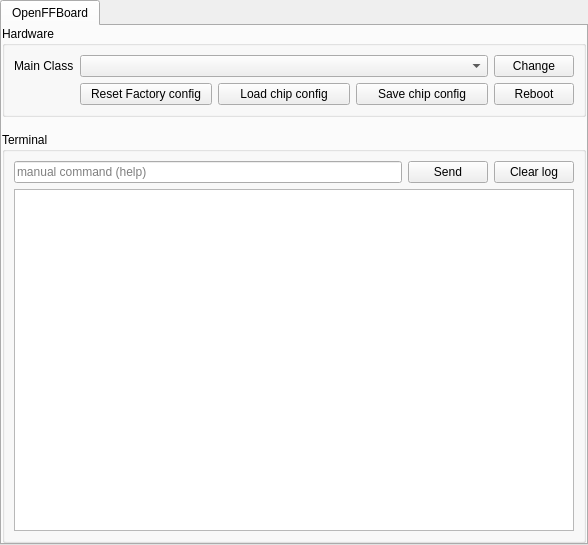
Qt form res/settings_serial.ui (Ultrawipf/OpenFFBoard-configurator) before a commit.
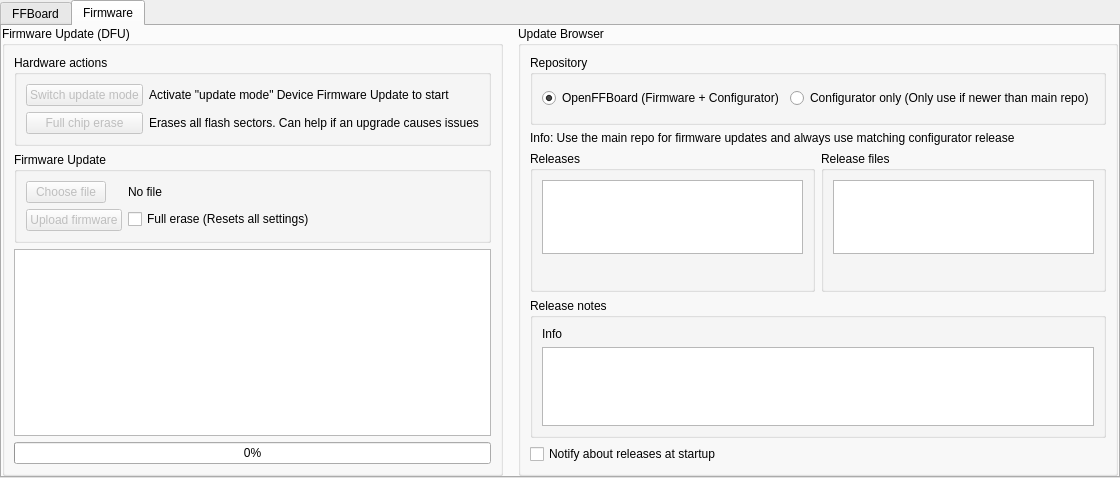
The same form after that commit. The open tabs and pages were chosen to show the change.

Commit message: feat(ui): add about page and integrated diagnostics

The edit to the form file:
```diff
--- a/res/settings_serial.ui
+++ b/res/settings_serial.ui
@@ -6,8 +6,8 @@
    <rect>
     <x>0</x>
     <y>0</y>
-    <width>588</width>
-    <height>545</height>
+    <width>1104</width>
+    <height>478</height>
    </rect>
   </property>
   <property name="windowTitle">
@@ -36,7 +36,7 @@
      </property>
      <widget class="QWidget" name="tab">
       <attribute name="title">
-       <string>OpenFFBoard</string>
+       <string>FFBoard</string>
       </attribute>
       <layout class="QGridLayout" name="gridLayout_2">
        <property name="leftMargin">
@@ -57,7 +57,7 @@
        <item row="0" column="0">
         <widget class="QGroupBox" name="groupBox_system">
          <property name="sizePolicy">
-          <sizepolicy hsizetype="Preferred" vsizetype="Fixed">
+          <sizepolicy hsizetype="Preferred" vsizetype="Preferred">
            <horstretch>0</horstretch>
            <verstretch>0</verstretch>
           </sizepolicy>
@@ -69,24 +69,7 @@
           <item row="0" column="0">
            <widget class="QLabel" name="label">
             <property name="text">
-             <string>Main Class</string>
-            </property>
-           </widget>
-          </item>
-          <item row="0" column="2">
-           <widget class="QPushButton" name="pushButton_mainclasschange">
-            <property name="text">
-             <string>Change</string>
-            </property>
-           </widget>
-          </item>
-          <item row="0" column="1">
-           <widget class="QComboBox" name="comboBox_main">
-            <property name="sizePolicy">
-             <sizepolicy hsizetype="MinimumExpanding" vsizetype="Fixed">
-              <horstretch>0</horstretch>
-              <verstretch>0</verstretch>
-             </sizepolicy>
+             <string>Reboot</string>
             </property>
            </widget>
           </item>
@@ -118,14 +101,37 @@
           <item row="1" column="2">
            <widget class="QPushButton" name="pushButton_reboot">
             <property name="text">
-             <string>Reboot</string>
+             <string>Change</string>
+            </property>
+           </widget>
+          </item>
+          <item row="0" column="0">
+           <widget class="QLabel" name="label">
+            <property name="sizePolicy">
+             <sizepolicy hsizetype="Fixed" vsizetype="Preferred">
+              <horstretch>0</horstretch>
+              <verstretch>0</verstretch>
+             </sizepolicy>
+            </property>
+            <property name="text">
+             <string>Main Class</string>
+            </property>
+           </widget>
+          </item>
+          <item row="0" column="1">
+           <widget class="QComboBox" name="comboBox_main">
+            <property name="sizePolicy">
+             <sizepolicy hsizetype="Preferred" vsizetype="Fixed">
+              <horstretch>0</horstretch>
+              <verstretch>0</verstretch>
+             </sizepolicy>
             </property>
            </widget>
           </item>
          </layout>
         </widget>
        </item>
-       <item row="1" column="0">
+       <item row="1" column="0" colspan="2">
         <widget class="QGroupBox" name="groupBox_terminal">
          <property name="title">
           <string>Terminal</string>
@@ -133,6 +139,12 @@
          <layout class="QGridLayout" name="gridLayout_4">
           <item row="0" column="1">
            <widget class="QPushButton" name="pushButton_send">
+            <property name="sizePolicy">
+             <sizepolicy hsizetype="Preferred" vsizetype="Fixed">
+              <horstretch>0</horstretch>
+              <verstretch>0</verstretch>
+             </sizepolicy>
+            </property>
             <property name="text">
              <string>Send</string>
             </property>
@@ -140,6 +152,12 @@
           </item>
           <item row="0" column="2">
            <widget class="QPushButton" name="pushButton_clearLog">
+            <property name="sizePolicy">
+             <sizepolicy hsizetype="Preferred" vsizetype="Fixed">
+              <horstretch>0</horstretch>
+              <verstretch>0</verstretch>
+             </sizepolicy>
+            </property>
             <property name="text">
              <string>Clear log</string>
             </property>
@@ -147,6 +165,12 @@
           </item>
           <item row="0" column="0">
            <widget class="QLineEdit" name="lineEdit_cmd">
+            <property name="sizePolicy">
+             <sizepolicy hsizetype="MinimumExpanding" vsizetype="Fixed">
+              <horstretch>0</horstretch>
+              <verstretch>0</verstretch>
+             </sizepolicy>
+            </property>
             <property name="placeholderText">
              <string>manual command (help)</string>
             </property>
@@ -155,7 +179,7 @@
           <item row="1" column="0" colspan="3">
            <widget class="QTextEdit" name="serialLogBox">
             <property name="sizePolicy">
-             <sizepolicy hsizetype="Expanding" vsizetype="Expanding">
+             <sizepolicy hsizetype="Preferred" vsizetype="Preferred">
               <horstretch>0</horstretch>
               <verstretch>2</verstretch>
              </sizepolicy>
@@ -168,6 +192,393 @@
          </layout>
         </widget>
        </item>
+       <item row="0" column="1">
+        <widget class="QGroupBox" name="groupBox_2">
+         <property name="title">
+          <string>Language</string>
+         </property>
+        </widget>
+       </item>
+      </layout>
+     </widget>
+     <widget class="QWidget" name="tab_update">
+      <attribute name="title">
+       <string>Firmware</string>
+      </attribute>
+      <layout class="QGridLayout" name="gridLayout_5">
+       <property name="leftMargin">
+        <number>0</number>
+       </property>
+       <property name="topMargin">
+        <number>0</number>
+       </property>
+       <property name="rightMargin">
+        <number>0</number>
+       </property>
+       <property name="bottomMargin">
+        <number>0</number>
+       </property>
+       <property name="spacing">
+        <number>15</number>
+       </property>
+       <item row="0" column="0">
+        <widget class="QGroupBox" name="groupBox_dfu">
+         <property name="title">
+          <string>Firmware Update (DFU)</string>
+         </property>
+         <layout class="QVBoxLayout" name="verticalLayout_4">
+          <item>
+           <widget class="QGroupBox" name="groupBox">
+            <property name="title">
+             <string>Hardware actions</string>
+            </property>
+            <layout class="QGridLayout" name="gridLayout_6">
+             <item row="0" column="0">
+              <widget class="QPushButton" name="pushButton_DFU">
+               <property name="enabled">
+                <bool>false</bool>
+               </property>
+               <property name="sizePolicy">
+                <sizepolicy hsizetype="Preferred" vsizetype="Fixed">
+                 <horstretch>0</horstretch>
+                 <verstretch>0</verstretch>
+                </sizepolicy>
+               </property>
+               <property name="text">
+                <string>Switch update mode</string>
+               </property>
+              </widget>
+             </item>
+             <item row="0" column="1">
+              <widget class="QLabel" name="label_3">
+               <property name="sizePolicy">
+                <sizepolicy hsizetype="Preferred" vsizetype="Preferred">
+                 <horstretch>0</horstretch>
+                 <verstretch>0</verstretch>
+                </sizepolicy>
+               </property>
+               <property name="text">
+                <string>Activate &quot;update mode&quot; Device Firmware Update to start</string>
+               </property>
+              </widget>
+             </item>
+             <item row="1" column="0">
+              <widget class="QPushButton" name="pushButton_fullerase">
+               <property name="enabled">
+                <bool>false</bool>
+               </property>
+               <property name="sizePolicy">
+                <sizepolicy hsizetype="Preferred" vsizetype="Fixed">
+                 <horstretch>0</horstretch>
+                 <verstretch>0</verstretch>
+                </sizepolicy>
+               </property>
+               <property name="text">
+                <string>Full chip erase</string>
+               </property>
+              </widget>
+             </item>
+             <item row="1" column="1">
+              <widget class="QLabel" name="label_2">
+               <property name="text">
+                <string>Erases all flash sectors. Can help if an upgrade causes issues</string>
+               </property>
+              </widget>
+             </item>
+            </layout>
+           </widget>
+          </item>
+          <item>
+           <widget class="QGroupBox" name="groupbox_controls_update">
+            <property name="title">
+             <string>Firmware Update</string>
+            </property>
+            <layout class="QFormLayout" name="formLayout_2">
+             <item row="1" column="0">
+              <widget class="QPushButton" name="pushButton_filechooser">
+               <property name="enabled">
+                <bool>false</bool>
+               </property>
+               <property name="sizePolicy">
+                <sizepolicy hsizetype="Preferred" vsizetype="Fixed">
+                 <horstretch>0</horstretch>
+                 <verstretch>0</verstretch>
+                </sizepolicy>
+               </property>
+               <property name="text">
+                <string>Choose file</string>
+               </property>
+              </widget>
+             </item>
+             <item row="1" column="1">
+              <widget class="QLabel" name="label_filename">
+               <property name="text">
+                <string>No file</string>
+               </property>
+              </widget>
+             </item>
+             <item row="2" column="0">
+              <widget class="QPushButton" name="pushButton_upload">
+               <property name="enabled">
+                <bool>false</bool>
+               </property>
+               <property name="sizePolicy">
+                <sizepolicy hsizetype="Preferred" vsizetype="Fixed">
+                 <horstretch>0</horstretch>
+                 <verstretch>0</verstretch>
+                </sizepolicy>
+               </property>
+               <property name="text">
+                <string>Upload firmware</string>
+               </property>
+              </widget>
+             </item>
+             <item row="2" column="1">
+              <widget class="QCheckBox" name="checkBox_massErase">
+               <property name="sizePolicy">
+                <sizepolicy hsizetype="Preferred" vsizetype="Fixed">
+                 <horstretch>0</horstretch>
+                 <verstretch>0</verstretch>
+                </sizepolicy>
+               </property>
+               <property name="text">
+                <string>Full erase (Resets all settings)</string>
+               </property>
+              </widget>
+             </item>
+            </layout>
+           </widget>
+          </item>
+          <item>
+           <widget class="QTextBrowser" name="textBrowser_dfu">
+            <property name="sizePolicy">
+             <sizepolicy hsizetype="Preferred" vsizetype="Preferred">
+              <horstretch>0</horstretch>
+              <verstretch>0</verstretch>
+             </sizepolicy>
+            </property>
+           </widget>
+          </item>
+          <item>
+           <widget class="QProgressBar" name="progressBar">
+            <property name="enabled">
+             <bool>true</bool>
+            </property>
+            <property name="sizePolicy">
+             <sizepolicy hsizetype="Preferred" vsizetype="Fixed">
+              <horstretch>0</horstretch>
+              <verstretch>0</verstretch>
+             </sizepolicy>
+            </property>
+            <property name="value">
+             <number>0</number>
+            </property>
+           </widget>
+          </item>
+         </layout>
+        </widget>
+       </item>
+       <item row="0" column="1">
+        <widget class="QGroupBox" name="groupBox_update_browser">
+         <property name="title">
+          <string>Update Browser</string>
+         </property>
+         <layout class="QGridLayout" name="gridLayout_8" rowstretch="1,0,2,2,0">
+          <item row="1" column="0" colspan="2">
+           <widget class="QLabel" name="label_4">
+            <property name="text">
+             <string>Info: Use the main repo for firmware updates and always use matching configurator release</string>
+            </property>
+           </widget>
+          </item>
+          <item row="2" column="0">
+           <widget class="QGroupBox" name="groupBox_5">
+            <property name="sizePolicy">
+             <sizepolicy hsizetype="Preferred" vsizetype="Preferred">
+              <horstretch>0</horstretch>
+              <verstretch>1</verstretch>
+             </sizepolicy>
+            </property>
+            <property name="title">
+             <string>Releases</string>
+            </property>
+            <layout class="QVBoxLayout" name="verticalLayout_5">
+             <item>
+              <widget class="QListWidget" name="listWidget_release"/>
+             </item>
+             <item>
+              <layout class="QHBoxLayout" name="horizontalLayout_4">
+               <item>
+                <spacer name="horizontalSpacer_3">
+                 <property name="orientation">
+                  <enum>Qt::Orientation::Horizontal</enum>
+                 </property>
+                 <property name="sizeHint" stdset="0">
+                  <size>
+                   <width>40</width>
+                   <height>20</height>
+                  </size>
+                 </property>
+                </spacer>
+               </item>
+               <item>
+                <widget class="QLabel" name="label_releaseUrl">
+                 <property name="text">
+                  <string/>
+                 </property>
+                 <property name="openExternalLinks">
+                  <bool>true</bool>
+                 </property>
+                </widget>
+               </item>
+              </layout>
+             </item>
+            </layout>
+           </widget>
+          </item>
+          <item row="3" column="0" colspan="2">
+           <widget class="QGroupBox" name="groupBox_8">
+            <property name="sizePolicy">
+             <sizepolicy hsizetype="Preferred" vsizetype="Preferred">
+              <horstretch>0</horstretch>
+              <verstretch>2</verstretch>
+             </sizepolicy>
+            </property>
+            <property name="title">
+             <string>Release notes</string>
+            </property>
+            <layout class="QVBoxLayout" name="verticalLayout_7">
+             <item>
+              <widget class="QLabel" name="label_releaseInfo">
+               <property name="text">
+                <string>Info</string>
+               </property>
+              </widget>
+             </item>
+             <item>
+              <widget class="QTextBrowser" name="textBrowser_releasenotes">
+               <property name="sizePolicy">
+                <sizepolicy hsizetype="Preferred" vsizetype="Expanding">
+                 <horstretch>0</horstretch>
+                 <verstretch>0</verstretch>
+                </sizepolicy>
+               </property>
+              </widget>
+             </item>
+            </layout>
+           </widget>
+          </item>
+          <item row="2" column="1">
+           <widget class="QGroupBox" name="groupBox_6">
+            <property name="sizePolicy">
+             <sizepolicy hsizetype="Preferred" vsizetype="Preferred">
+              <horstretch>0</horstretch>
+              <verstretch>1</verstretch>
+             </sizepolicy>
+            </property>
+            <property name="title">
+             <string>Release files</string>
+            </property>
+            <layout class="QVBoxLayout" name="verticalLayout_6">
+             <item>
+              <widget class="QListWidget" name="listWidget_files"/>
+             </item>
+             <item>
+              <layout class="QHBoxLayout" name="horizontalLayout_5">
+               <item>
+                <spacer name="horizontalSpacer_4">
+                 <property name="orientation">
+                  <enum>Qt::Orientation::Horizontal</enum>
+                 </property>
+                 <property name="sizeHint" stdset="0">
+                  <size>
+                   <width>40</width>
+                   <height>20</height>
+                  </size>
+                 </property>
+                </spacer>
+               </item>
+               <item>
+                <widget class="QLabel" name="label_fileUrl">
+                 <property name="text">
+                  <string/>
+                 </property>
+                 <property name="openExternalLinks">
+                  <bool>true</bool>
+                 </property>
+                </widget>
+               </item>
+              </layout>
+             </item>
+            </layout>
+           </widget>
+          </item>
+          <item row="0" column="0" colspan="2">
+           <widget class="QGroupBox" name="groupBox_7">
+            <property name="title">
+             <string>Repository</string>
+            </property>
+            <layout class="QHBoxLayout" name="horizontalLayout_6">
+             <item>
+              <widget class="QRadioButton" name="radioButton_main">
+               <property name="sizePolicy">
+                <sizepolicy hsizetype="Preferred" vsizetype="Fixed">
+                 <horstretch>0</horstretch>
+                 <verstretch>0</verstretch>
+                </sizepolicy>
+               </property>
+               <property name="toolTip">
+                <string>Ultrawipf/OpenFFBoard</string>
+               </property>
+               <property name="text">
+                <string>OpenFFBoard (Firmware + Configurator)</string>
+               </property>
+               <property name="checked">
+                <bool>true</bool>
+               </property>
+               <attribute name="buttonGroup">
+                <string notr="true">buttonGroup_repo</string>
+               </attribute>
+              </widget>
+             </item>
+             <item>
+              <widget class="QRadioButton" name="radioButton_configurator">
+               <property name="sizePolicy">
+                <sizepolicy hsizetype="Preferred" vsizetype="Fixed">
+                 <horstretch>0</horstretch>
+                 <verstretch>0</verstretch>
+                </sizepolicy>
+               </property>
+               <property name="toolTip">
+                <string>Ultrawipf/OpenFFBoard-configurator</string>
+               </property>
+               <property name="text">
+                <string>Configurator only (Only use if newer than main repo)</string>
+               </property>
+               <attribute name="buttonGroup">
+                <string notr="true">buttonGroup_repo</string>
+               </attribute>
+              </widget>
+             </item>
+            </layout>
+           </widget>
+          </item>
+          <item row="4" column="0" colspan="2">
+           <widget class="QCheckBox" name="checkBox_notify">
+            <property name="sizePolicy">
+             <sizepolicy hsizetype="Preferred" vsizetype="Fixed">
+              <horstretch>0</horstretch>
+              <verstretch>0</verstretch>
+             </sizepolicy>
+            </property>
+            <property name="text">
+             <string>Notify about releases at startup</string>
+            </property>
+           </widget>
+          </item>
+         </layout>
+        </widget>
+       </item>
       </layout>
      </widget>
     </widget>
```
Left out of the diff: 11 changed lines with no effect on the pictures. The commit also changes 12 other files.
